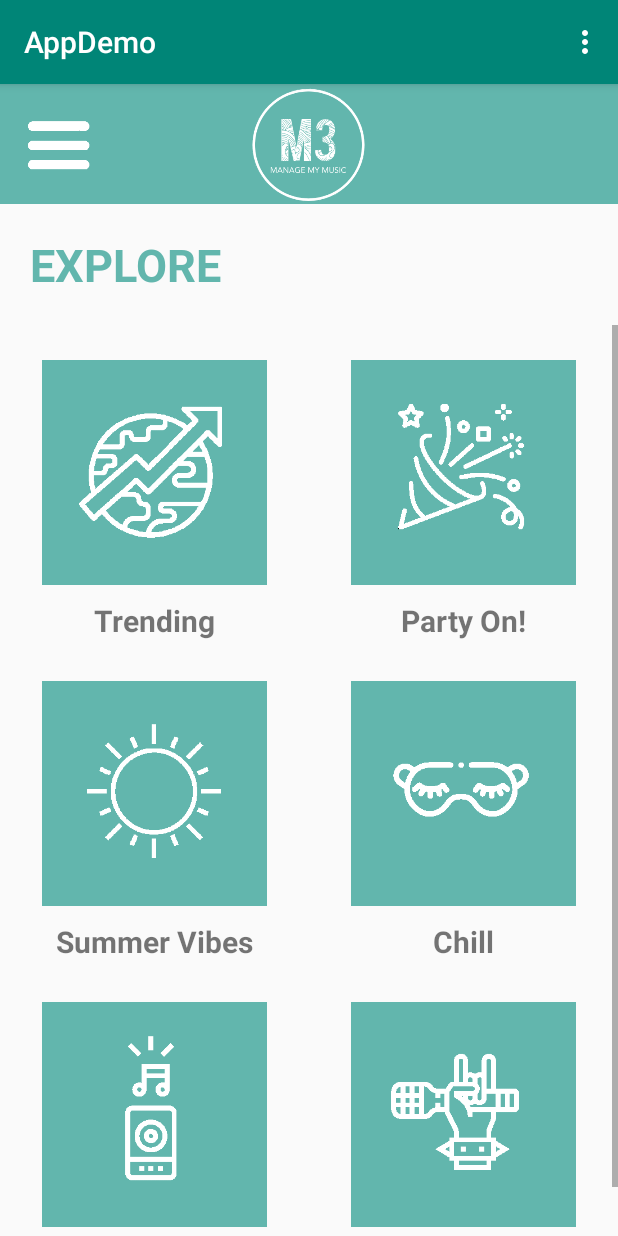
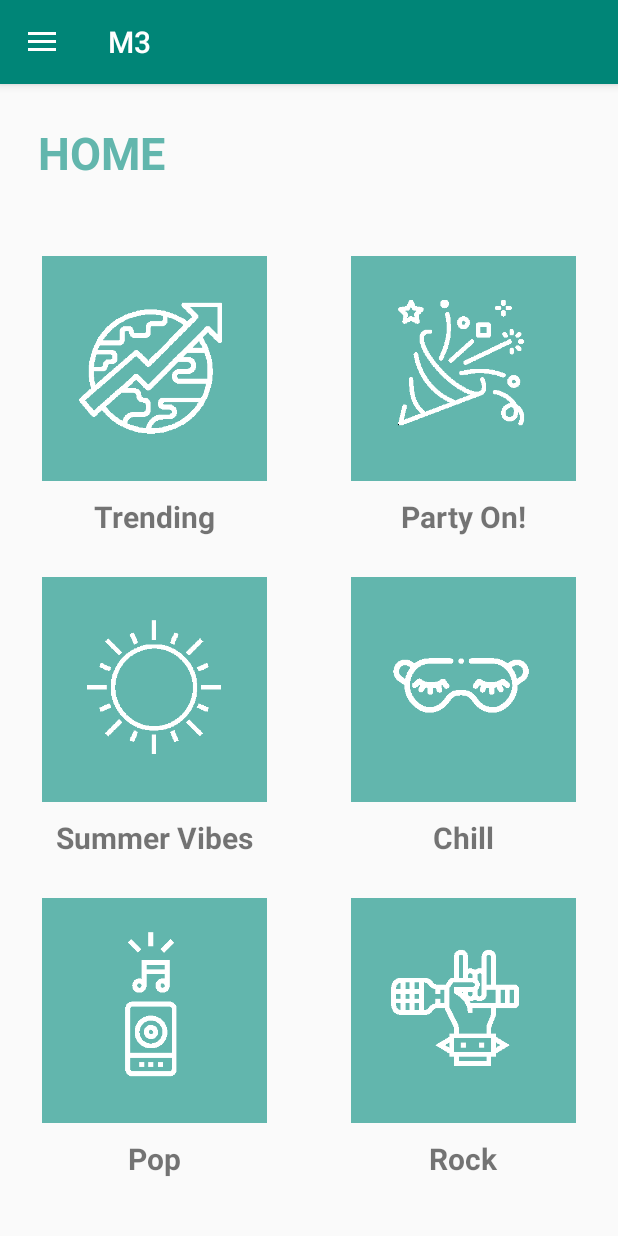
Before and after one commit to ShaniAvraham/M3, an Android app: the screen it shows after launch (ExploreActivity before the commit, HomeActivity after it), after a tap on "LOGIN", on a phone screen of 412 x 824 dp. Run offline under Robolectric (Android 15) with nearby library versions, the phone set to English and light mode, and no system bars.

Commit message:
basic app layout (no connection for server or music modules)

```diff
--- a/app/src/main/AndroidManifest.xml
+++ b/app/src/main/AndroidManifest.xml
@@ -26,6 +26,7 @@
                 <category android:name="android.intent.category.LAUNCHER" />
             </intent-filter>
         </activity>
+        <activity android:name=".HomeActivity"></activity>
     </application>
 
 </manifest>
--- a/app/src/main/java/com/example/demo/appdemo/CustomAdapter.java
+++ b/app/src/main/java/com/example/demo/appdemo/CustomAdapter.java
@@ -19,10 +19,10 @@ public class CustomAdapter extends BaseAdapter{
 
     private static LayoutInflater inflater=null;
 
-    public CustomAdapter(ExploreActivity exploreActivity, String[] playlistNameList, int[] playlistImages) {
+    public CustomAdapter(HomeActivity homeActivity, String[] playlistNameList, int[] playlistImages) {
         // Auto-generated constructor stub
         result=playlistNameList;
-        context=exploreActivity;
+        context=homeActivity;
         imageId=playlistImages;
         inflater = ( LayoutInflater )context.
                 getSystemService(Context.LAYOUT_INFLATER_SERVICE);
--- a/app/src/main/java/com/example/demo/appdemo/ExploreActivity.java
+++ b/app/src/main/java/com/example/demo/appdemo/ExploreActivity.java
@@ -34,7 +34,7 @@ public class ExploreActivity extends AppCompatActivity {
         setContentView(R.layout.activity_explore);
 
         gridview = findViewById(R.id.customgrid);
-        gridview.setAdapter(new CustomAdapter(this, playlistNameList, playlistImages));
+        //gridview.setAdapter(new CustomAdapter(this, playlistNameList, playlistImages));
     }
 
     @Override
--- /dev/null
+++ b/app/src/main/java/com/example/demo/appdemo/HomeActivity.java
@@ -0,0 +1,91 @@
+package com.example.demo.appdemo;
+
+import android.content.Intent;
+import android.support.annotation.NonNull;
+import android.support.design.widget.NavigationView;
+import android.support.v4.app.Fragment;
+import android.support.v4.app.FragmentManager;
+import android.support.v4.widget.DrawerLayout;
+import android.support.v7.app.ActionBarDrawerToggle;
+import android.support.v7.app.AppCompatActivity;
+import android.os.Bundle;
+import android.view.MenuItem;
+import android.widget.GridView;
+
+public class HomeActivity extends AppCompatActivity {
+
+    private DrawerLayout mDrawerLayout;
+    private ActionBarDrawerToggle mToggle;
+
+    GridView gridview;
+
+    String[] playlistNameList = {
+            "Trending",
+            "Party On!",
+            "Summer Vibes",
+            "Chill",
+            "Pop",
+            "Rock",
+    };
+
+    int[] playlistImages = {
+            R.mipmap.trend_icon,
+            R.mipmap.party_icon,
+            R.mipmap.summer_icon,
+            R.mipmap.chill_icon,
+            R.mipmap.pop_icon,
+            R.mipmap.rock_icon,};
+
+    @Override
+    protected void onCreate(Bundle savedInstanceState) {
+        super.onCreate(savedInstanceState);
+        setContentView(R.layout.activity_home);
+
+        gridview = findViewById(R.id.customgrid);
+        gridview.setAdapter(new CustomAdapter(this, playlistNameList, playlistImages));
+
+        mDrawerLayout = (DrawerLayout) findViewById(R.id.activity_main);
+        mToggle = new ActionBarDrawerToggle(this, mDrawerLayout, R.string.Open, R.string.Close);
+        mDrawerLayout.addDrawerListener(mToggle);
+
+        NavigationView nvDrawer = (NavigationView) findViewById(R.id.nv);
+
+        mToggle.syncState();
+        getSupportActionBar().setDisplayHomeAsUpEnabled(true);
+        setupDrawerContent(nvDrawer);
+    }
+
+    @Override
+    public boolean onOptionsItemSelected(MenuItem item){
+        if (mToggle.onOptionsItemSelected(item))
+            return true;
+
+        return super.onOptionsItemSelected(item);
+    }
+
+    public void selectIterDrawer(MenuItem menuItem){
+        switch (menuItem.getItemId()) {
+            case R.id.home:
+                break;
+
+            case R.id.logout:
+                startActivity(new Intent(HomeActivity.this, MainActivity.class));
+                break;
+
+            default:
+                ;
+        }
+
+        mDrawerLayout.closeDrawers();
+    }
+
+    private void setupDrawerContent(NavigationView navigationView){
+        navigationView.setNavigationItemSelectedListener(new NavigationView.OnNavigationItemSelectedListener() {
+            @Override
+            public boolean onNavigationItemSelected(@NonNull MenuItem menuItem) {
+                selectIterDrawer(menuItem);
+                return true;
+            }
+        });
+    }
+}
--- a/app/src/main/java/com/example/demo/appdemo/MainActivity.java
+++ b/app/src/main/java/com/example/demo/appdemo/MainActivity.java
@@ -18,7 +18,7 @@ public class MainActivity extends AppCompatActivity {
             // login button onClick
             @Override
             public void onClick(View v) {
-                Intent intent = new Intent(MainActivity.this, ExploreActivity.class);
+                Intent intent = new Intent(MainActivity.this, HomeActivity.class);
 
                 // ToDo: verify Login username and password
                 /*
--- a/app/src/main/java/com/example/demo/appdemo/SignUpActivity.java
+++ b/app/src/main/java/com/example/demo/appdemo/SignUpActivity.java
@@ -28,7 +28,7 @@ public class SignUpActivity extends AppCompatActivity {
                     String message = editText.getText().toString();
                     intent.putExtra(EXTRA_MESSAGE, message);*/
 
-                Intent intent_explore = new Intent(SignUpActivity.this, ExploreActivity.class);
+                Intent intent_explore = new Intent(SignUpActivity.this, HomeActivity.class);
                 startActivity(intent_explore);
             }
         });
--- /dev/null
+++ b/app/src/main/res/layout/activity_home.xml
@@ -0,0 +1,49 @@
+<?xml version="1.0" encoding="utf-8"?>
+<android.support.v4.widget.DrawerLayout xmlns:android="http://schemas.android.com/apk/res/android"
+    xmlns:app="http://schemas.android.com/apk/res-auto"
+    xmlns:tools="http://schemas.android.com/tools"
+    android:id="@+id/activity_main"
+    android:layout_width="match_parent"
+    android:layout_height="match_parent"
+    android:padding="16dp"
+    tools:context=".HomeActivity">
+
+    <LinearLayout xmlns:android="http://schemas.android.com/apk/res/android"
+        xmlns:app="http://schemas.android.com/apk/res-auto"
+        xmlns:tools="http://schemas.android.com/tools"
+        android:layout_width="match_parent"
+        android:layout_height="match_parent"
+        android:orientation="vertical">
+
+        <TextView
+            android:layout_width="match_parent"
+            android:layout_height="wrap_content"
+            android:text="@string/home"
+            android:textSize="30sp"
+            android:textColor="@color/colorGreen"
+            android:textStyle="bold"
+            android:padding="25dp"
+            />
+
+        <GridView
+            android:id="@+id/customgrid"
+            android:layout_width="match_parent"
+            android:layout_height="wrap_content"
+            android:numColumns="2" />
+
+
+
+    </LinearLayout>
+
+    <android.support.design.widget.NavigationView
+        app:headerLayout="@layout/menu_header"
+        android:layout_width="wrap_content"
+        android:layout_height="match_parent"
+        android:background="@color/colorWhite"
+        app:menu="@menu/drawermenu"
+        android:layout_gravity="start"
+        android:paddingStart="10dp"
+        android:id="@+id/nv">
+    </android.support.design.widget.NavigationView>
+
+</android.support.v4.widget.DrawerLayout>
--- /dev/null
+++ b/app/src/main/res/menu/drawermenu.xml
@@ -0,0 +1,10 @@
+<?xml version="1.0" encoding="utf-8"?>
+<menu xmlns:android="http://schemas.android.com/apk/res/android">
+    <item
+        android:id="@+id/home"
+        android:title="Home"/>
+
+    <item
+        android:id="@+id/logout"
+        android:title="Logout"/>
+</menu>
--- a/app/src/main/res/values/strings.xml
+++ b/app/src/main/res/values/strings.xml
@@ -1,12 +1,15 @@
 <resources>
-    <string name="app_name">AppDemo</string>
+    <string name="app_name">M3</string>
     <string name="username">USERNAME</string>
     <string name="password">PASSWORD</string>
     <string name="login">LOGIN</string>
     <string name="signup">SIGN UP</string>
     <string name="sign_up_txt">Don\'t have an account? SIGN UP</string>
     <string name="explore">EXPLORE</string>
+    <string name="home">HOME</string>
     <string name="my_favorites">MY FAVORITES</string>
     <string name="my_playlists">MY PLAYLISTS</string>
     <string name="logout">LOGOUT</string>
+    <string name="Open">Open</string>
+    <string name="Close">Close</string>
 </resources>
```
Also changed, not shown: app/src/main/res/layout/activity_playlist.xml (+6 -19 lines), app/src/main/res/layout/menu_header.xml (added, +50 -0 lines).
